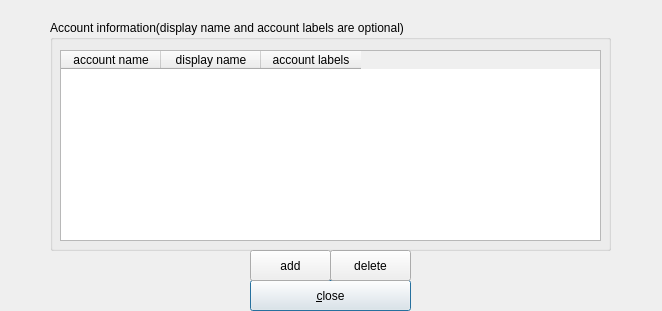
This is configurationdialog.ui in mhogomchungu/qCheckGMail as Qt 5 draws it before an edit. The edited form follows.
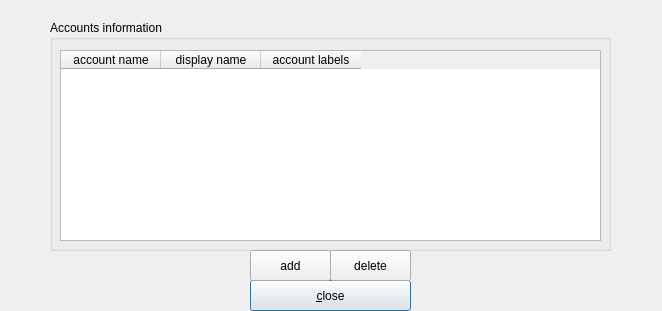
This is the edited form.

```diff
--- a/configurationdialog.ui
+++ b/configurationdialog.ui
@@ -39,7 +39,7 @@
     </rect>
    </property>
    <property name="title">
-    <string>Account information(display name and account labels are optional)</string>
+    <string>Accounts information</string>
    </property>
    <widget class="QTableWidget" name="tableWidget">
     <property name="geometry">
```
